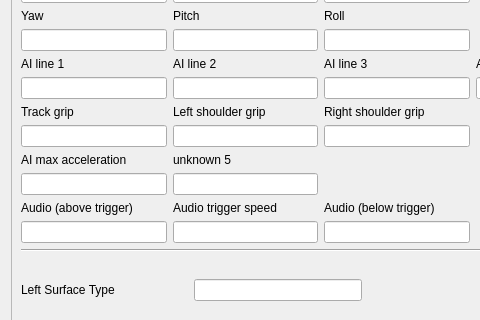
The window that TrackEditor/EditDataWidget.ui (Zizin13/Roller) describes before a commit, drawn with Qt 5; both pictures show x 0 to 480 and y 165 to 485 of the 656 by 676 pixel window.
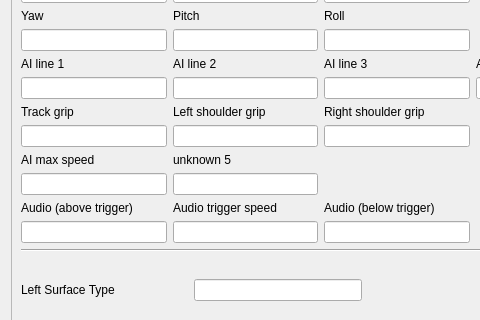
The same window after the commit.

Commit message: removing unused function, renaming AIMaxAccel to AIMaxSpeed

Patch:
```diff
--- a/TrackEditor/EditDataWidget.ui
+++ b/TrackEditor/EditDataWidget.ui
@@ -287,7 +287,7 @@
          <item row="10" column="0">
           <widget class="QLabel" name="label_27">
            <property name="text">
-            <string>AI max acceleration</string>
+            <string>AI max speed</string>
            </property>
           </widget>
          </item>
```
Left out of the diff: 2 changed lines with no effect on the pictures. The commit also changes 8 other files.
